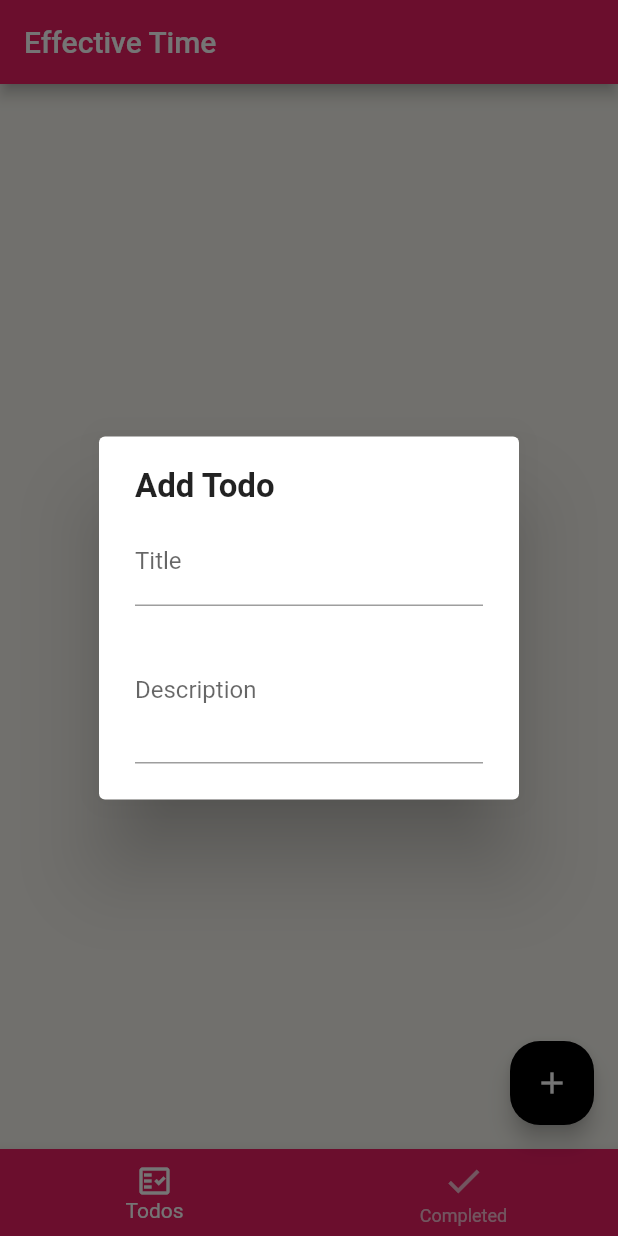
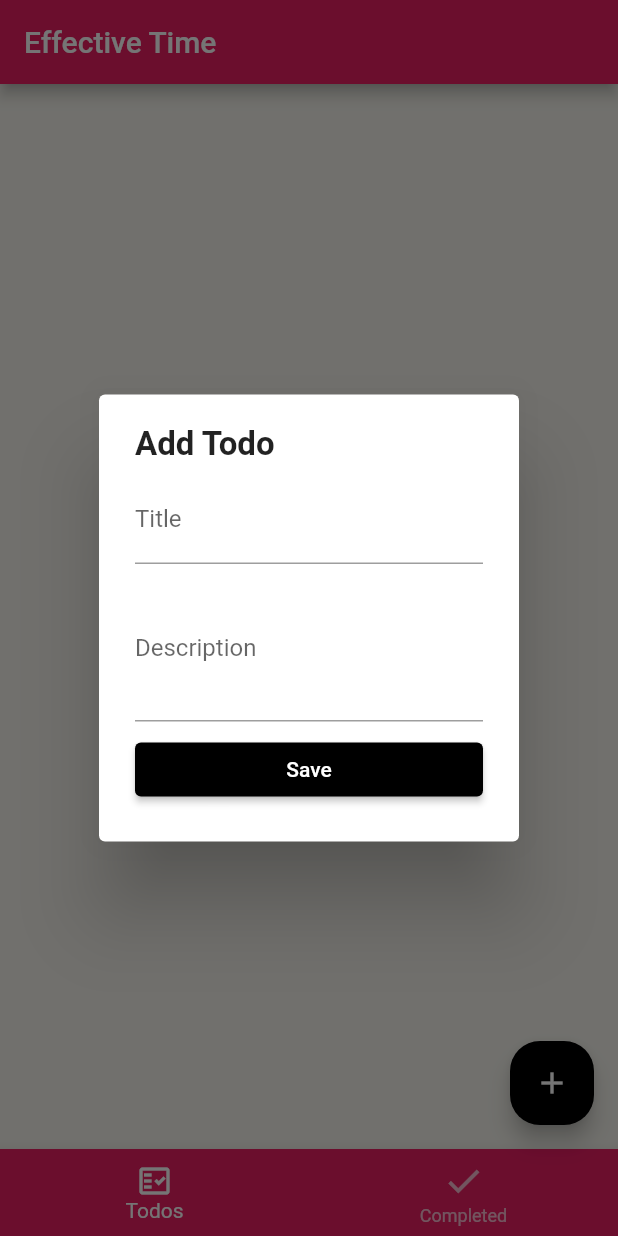
Before and after one commit to LeftTwixWand/FlutterTODO, a Flutter app: the screen it shows after launch, after a tap on the "add" icon, on a phone screen of 412 x 824 dp. Run offline on Flutter 3.47's test engine with Material 2 defaults, Android fonts, the phone set to English and light mode, and no system bars; our stand-ins replace flutter_slidable.

Commit message:
Todos list displaying

```diff
--- a/lib/main.dart
+++ b/lib/main.dart
@@ -1,5 +1,7 @@
 import 'package:effective_time/page/home_page.dart';
+import 'package:effective_time/provider/todos.dart';
 import 'package:flutter/material.dart';
+import 'package:provider/provider.dart';
 
 void main() {
   runApp(MyApp());
@@ -9,12 +11,16 @@ class MyApp extends StatelessWidget {
   static final String title = 'Effective Time';
 
   @override
-  Widget build(BuildContext context) => MaterialApp(
-        title: title,
-        theme: ThemeData(
-          primarySwatch: Colors.pink,
-          scaffoldBackgroundColor: Color(0xFFf6f5ee),
+  Widget build(BuildContext context) => ChangeNotifierProvider(
+        create: (context) => TodosProvider(),
+        child: MaterialApp(
+          debugShowCheckedModeBanner: false,
+          title: title,
+          theme: ThemeData(
+            primarySwatch: Colors.pink,
+            scaffoldBackgroundColor: Color(0xFFf6f5ee),
+          ),
+          home: HomePage(),
         ),
-        home: HomePage(),
       );
 }
--- /dev/null
+++ b/lib/model/todo.dart
@@ -0,0 +1,19 @@
+class TodoField {
+  static const createdTime = 'createdTime';
+}
+
+class Todo {
+  DateTime createdTime = DateTime.now();
+  String title = '';
+  String id = '';
+  String description = '';
+  bool isDone = false;
+
+  Todo({
+    required this.createdTime,
+    required this.title,
+    this.description = '',
+    this.id = '',
+    this.isDone = false,
+  });
+}
--- a/lib/page/home_page.dart
+++ b/lib/page/home_page.dart
@@ -1,5 +1,6 @@
 import 'package:effective_time/main.dart';
 import 'package:effective_time/widget/add_todo_dialog.dart';
+import 'package:effective_time/widget/todo_list_widget.dart';
 import 'package:flutter/material.dart';
 
 class HomePage extends StatefulWidget {
@@ -13,7 +14,7 @@ class _HomePageState extends State<HomePage> {
   @override
   Widget build(BuildContext context) {
     final tabs = [
-      Container(),
+      TodoListWidget(),
       Container(),
     ];
 
--- /dev/null
+++ b/lib/provider/todos.dart
@@ -0,0 +1,27 @@
+import 'package:effective_time/model/todo.dart';
+import 'package:flutter/cupertino.dart';
+
+class TodosProvider extends ChangeNotifier {
+  List<Todo> _todos = [
+    // Todo(
+    //     createdTime: DateTime.now(),
+    //     title: 'Todo1',
+    //     description: 'description1'),
+    // Todo(
+    //     createdTime: DateTime.now(),
+    //     title: 'Todo2',
+    //     description: '''description2
+    //     description2'''),
+    // Todo(
+    //     createdTime: DateTime.now(),
+    //     title: 'Todo3',
+    //     description: '''description3description3'''),
+    // Todo(
+    //     createdTime: DateTime.now(),
+    //     title: 'Todo4',
+    //     description: '''description4
+    //     description4'''),
+  ];
+
+  List<Todo> get todos => _todos.where((todo) => todo.isDone == false).toList();
+}
--- a/lib/widget/todo_form_widget.dart
+++ b/lib/widget/todo_form_widget.dart
@@ -24,6 +24,8 @@ class TodoFormWidget extends StatelessWidget {
             buildTitle(),
             SizedBox(height: 8),
             buildDescription(),
+            SizedBox(height: 8),
+            buildButton(),
           ],
         ),
       );
@@ -42,6 +44,17 @@ class TodoFormWidget extends StatelessWidget {
         ),
       );
 
+  Widget buildButton() => SizedBox(
+        width: double.infinity,
+        child: ElevatedButton(
+          style: ButtonStyle(
+            backgroundColor: MaterialStateProperty.all(Colors.black),
+          ),
+          onPressed: onSavedTodo,
+          child: Text('Save'),
+        ),
+      );
+
   Widget buildDescription() => TextFormField(
         initialValue: description,
         maxLines: 3,
--- /dev/null
+++ b/lib/widget/todo_list_widget.dart
@@ -0,0 +1,34 @@
+import 'package:effective_time/provider/todos.dart';
+import 'package:effective_time/widget/todo_widget.dart';
+import 'package:flutter/cupertino.dart';
+import 'package:flutter/material.dart';
+import 'package:provider/provider.dart';
+
+class TodoListWidget extends StatelessWidget {
+  @override
+  Widget build(BuildContext context) {
+    final provider = Provider.of<TodosProvider>(context);
+    final todos = provider.todos;
+
+    return todos.isEmpty
+        ? Center(
+            child: Text(
+              'No todos...',
+              style: TextStyle(
+                fontSize: 20,
+              ),
+            ),
+          )
+        : ListView.separated(
+            physics: BouncingScrollPhysics(),
+            padding: EdgeInsets.all(16),
+            itemCount: todos.length,
+            itemBuilder: (context, index) {
+              final todo = todos[index];
+              return TodoWidget(todo: todo, key: GlobalKey());
+            },
+            separatorBuilder: (BuildContext context, int index) =>
+                Container(height: 8),
+          );
+  }
+}
```
Also changed, not shown: lib/widget/todo_widget.dart (added, +79 -0 lines), pubspec.yaml (+8 -0 lines), pubspec.lock.
